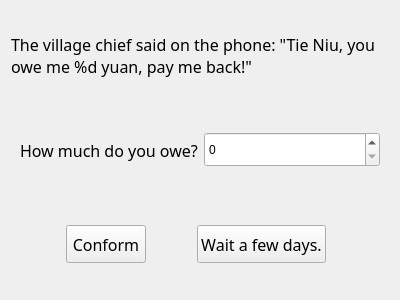
Qt form form/pay_debt.ui (soda92/beijing_fushengji_rewrite) before a commit.
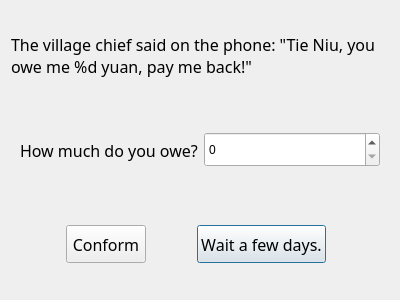
The same form after that commit.

Commit message: add default buttons

What changed in the file:
```diff
--- a/form/pay_debt.ui
+++ b/form/pay_debt.ui
@@ -111,6 +111,9 @@
         <property name="text">
          <string>Wait a few days.</string>
         </property>
+        <property name="default">
+         <bool>true</bool>
+        </property>
        </widget>
       </item>
       <item>
```
The commit also changes 5 other files.
